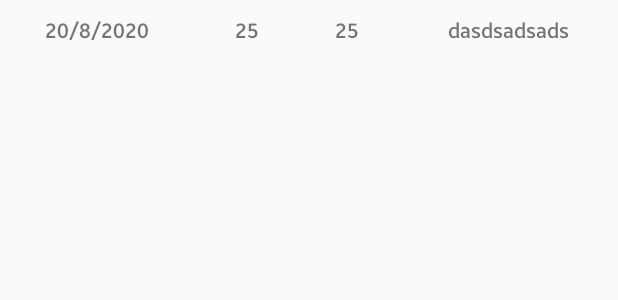
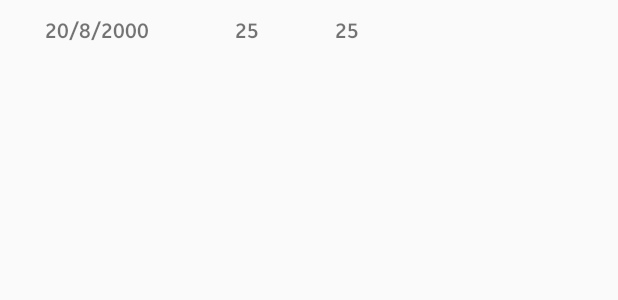
Before and after one commit to Mo7medSa3ed/Ecommerce, an Android app: the layout list_item.xml on its own in the app's theme, with its tools: preview values and no code run, on a phone screen of 412 x 824 dp. Shown: the top 300 px of the screen. Run offline under Robolectric (Android 15) with nearby library versions, the phone set to English and light mode, and no system bars.

Commit message:
simple edit

```diff
--- a/app/src/main/java/com/mohamedsaeed555/ecommerce/AmountFragment.java
+++ b/app/src/main/java/com/mohamedsaeed555/ecommerce/AmountFragment.java
@@ -182,7 +182,7 @@ public class AmountFragment extends Fragment {
 
             @Override
             public void afterTextChanged(Editable s) {
-                if (s.length() == 13) {
+                if (s.length() > 0) {
                     btn_search.setVisibility(View.VISIBLE);
                 } else {
                     btn_search.setVisibility(View.GONE);
@@ -197,7 +197,6 @@ public class AmountFragment extends Fragment {
                 Product_class productClass;
                 String bar = pcode.getText().toString().trim();
                 if (db.Search_product2("AllData", bar).size() > 0) {
-
                     productClass = db.Search_product2("AllData", bar).get(0);
                     Bundle bundle = new Bundle();
                     bundle.putString("collection_name", productClass.getCollection());
--- a/app/src/main/java/com/mohamedsaeed555/ecommerce/HomeFragment.java
+++ b/app/src/main/java/com/mohamedsaeed555/ecommerce/HomeFragment.java
@@ -206,7 +206,7 @@ public class HomeFragment extends Fragment implements RecyclerAdapter.onclick {
                 visibleItemCount = layoutManager.getChildCount();
                 totalItemCount = layoutManager.getItemCount();
                 pastVisibleItems = ((LinearLayoutManager) recyclerView.getLayoutManager()).findFirstVisibleItemPosition();
-                if (check && isloading && (visibleItemCount + pastVisibleItems == totalItemCount)) {
+                if ( isloading && (visibleItemCount + pastVisibleItems == totalItemCount)) {
                     progressBar.setVisibility(View.VISIBLE);
                     page++;
                     Getcosmatics(collection_name, String.valueOf(page));
--- a/app/src/main/java/com/mohamedsaeed555/ecommerce/RecyclerAdapter.java
+++ b/app/src/main/java/com/mohamedsaeed555/ecommerce/RecyclerAdapter.java
@@ -56,14 +56,14 @@ public class RecyclerAdapter extends RecyclerView.Adapter<RecyclerAdapter.Produc
         this.fav = fav;
     }
 
-    public void setdate(ArrayList<Product_class> product_data, Context context, onclick onclick, Boolean check) {
+    public void setdate(ArrayList<Product_class> product_data2, Context context, onclick onclick, Boolean check) {
         this.context = context;
         this.onclick = onclick;
         this.check = check;
-        for (Product_class p : product_data) {
+        for (Product_class p : product_data2) {
             this.product_data.add(p);
-            this.filterd_data.add(p);
         }
+        this.filterd_data=product_data;
         notifyDataSetChanged();
     }
 
--- a/app/src/main/res/layout/activity_home_fragment.xml
+++ b/app/src/main/res/layout/activity_home_fragment.xml
@@ -171,6 +171,10 @@
                 android:layout_height="50dp"
                 android:layout_gravity="bottom"
                 android:padding="2dp"
+                android:indeterminate="true"
+                android:indeterminateTint="@color/nav_color"
+                android:indeterminateTintMode="src_atop"
+                android:progressTint="@color/nav_color"
                 tools:visibility="visible" />
 
         </LinearLayout>
--- a/app/src/main/res/layout/activity_update.xml
+++ b/app/src/main/res/layout/activity_update.xml
@@ -51,8 +51,6 @@
                             android:layout_width="match_parent"
                             android:layout_height="wrap_content"
                             android:background="@null"
-                            android:editable="false"
-                            android:enabled="true"
                             android:padding="10dp"
                             />
                     </com.google.android.material.textfield.TextInputLayout>
--- a/app/src/main/res/layout/list_item.xml
+++ b/app/src/main/res/layout/list_item.xml
@@ -17,9 +17,9 @@
         <TextView
             android:id="@+id/textView9"
             android:layout_column="3"
-            android:gravity="start|left|center_vertical"
+            android:gravity="left|center_vertical"
             android:padding="10dp"
-            android:text="20/8/2020"
+            android:text="20/8/2000"
             android:textAlignment="gravity" />
 
         <TextView
@@ -37,7 +37,7 @@
             android:layout_height="wrap_content"
             android:layout_column="1"
             android:layout_span="10"
-            android:gravity="center_vertical|end"
+            android:gravity="center_vertical|right"
             android:padding="10dp"
             android:text="25"
             android:textAlignment="gravity" />
@@ -46,9 +46,9 @@
             android:id="@+id/textView4"
             android:layout_column="0"
             android:layout_span="21"
-            android:gravity="right|center_vertical|end"
+            android:gravity="right|center_vertical"
             android:padding="10dp"
-            android:text="dasdsadsads"
+            android:text=""
             android:textAlignment="gravity" />
 
 
--- a/app/src/main/res/layout/recycler_item.xml
+++ b/app/src/main/res/layout/recycler_item.xml
@@ -43,9 +43,9 @@
                 android:layout_gravity="center"
                 android:layout_weight="1"
                 android:clickable="false"
-                android:gravity="start|center_vertical"
-                android:text="هير كود 180 مللى "
-                android:textAlignment="viewStart"
+                android:gravity="left|center_vertical"
+                android:text="ا "
+                android:textAlignment="gravity"
                 android:textColor="#000"
                 android:textSize="14sp" />
 
```
